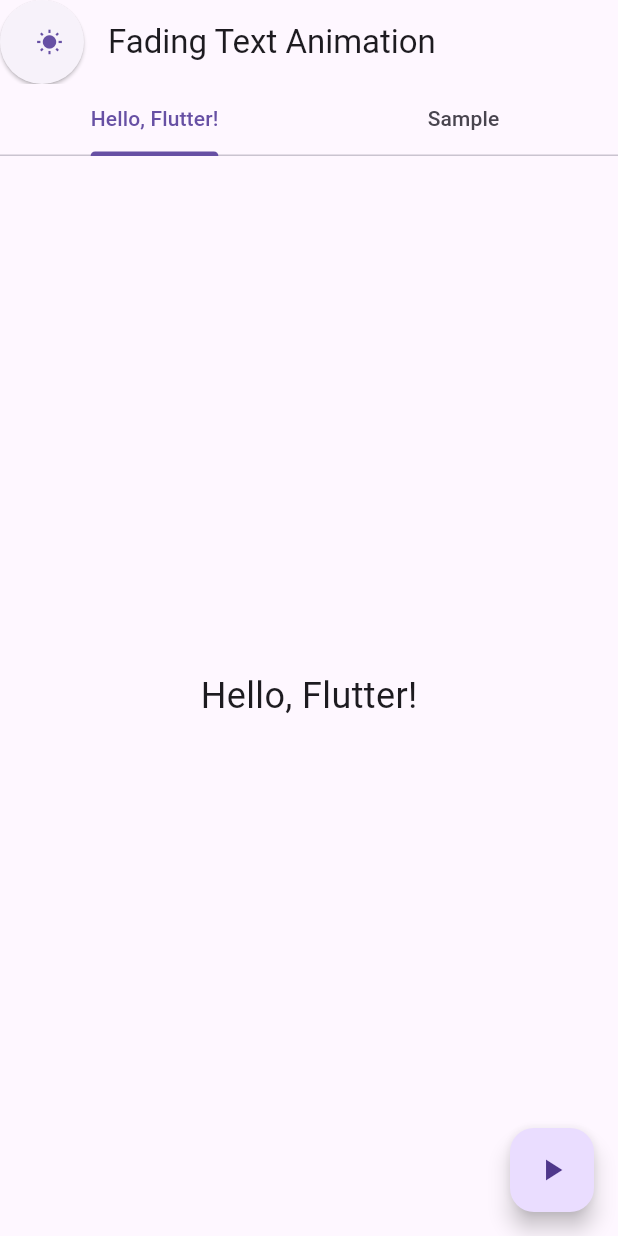
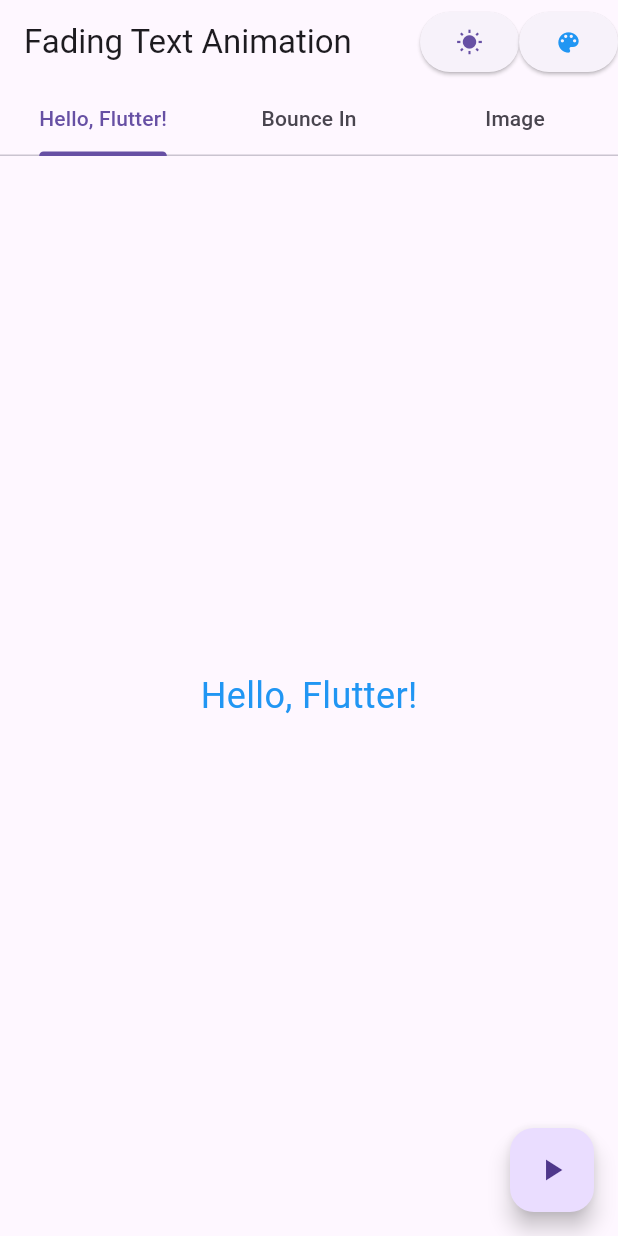
Before and after one commit to TobeyG2003/act8, a Flutter app: the screen it shows after launch, on a phone screen of 412 x 824 dp. Run offline on Flutter 3.47's test engine with Material 3 defaults, Android fonts, the phone set to English and light mode, and no system bars; missing offline and left inert: flex_color_picker.

Commit message:
adds color picker and new tab with image

```diff
--- a/lib/main.dart
+++ b/lib/main.dart
@@ -1,4 +1,5 @@
 import 'package:flutter/material.dart';
+import 'package:flex_color_picker/flex_color_picker.dart';
 
 void main() {
   runApp(MyApp());
@@ -43,6 +44,7 @@ class FadingTextAnimation extends StatefulWidget {
 }
 class _FadingTextAnimationState extends State<FadingTextAnimation> {
   bool _isVisible = true;
+  Color selectedTextColor = Colors.blue;
 
   void toggleVisibility() {
     setState(() {
@@ -54,11 +56,13 @@ class _FadingTextAnimationState extends State<FadingTextAnimation> {
   Widget build(BuildContext context) {
     final isDark = widget.themeMode == ThemeMode.dark;
 
+    bool isSwitched = false;
     return DefaultTabController(
-      length: 2,
+      length: 3,
       child: Scaffold(
         appBar: AppBar(
-          leading: ElevatedButton(
+          actions: <Widget> [
+            ElevatedButton(
             onPressed: () {
               if (isDark) {
                 widget.changeTheme(ThemeMode.light);
@@ -68,11 +72,34 @@ class _FadingTextAnimationState extends State<FadingTextAnimation> {
             },
             child: Icon(widget.themeMode == ThemeMode.dark ? Icons.nightlight_round : Icons.wb_sunny)
           ),
+          ElevatedButton(
+                  onPressed: () async {
+                    final newColor = await showColorPickerDialog(
+                      context,
+                      selectedTextColor,
+                      title: Text('Pick a Color', style: Theme.of(context).textTheme.headlineSmall),
+                      pickersEnabled: const <ColorPickerType, bool>{
+                        ColorPickerType.both: false,
+                        ColorPickerType.primary: true,
+                        ColorPickerType.accent: true,
+                        ColorPickerType.bw: false,
+                        ColorPickerType.custom: true,
+                        ColorPickerType.wheel: true,
+                      },
+                    );
+                    setState(() {
+                      selectedTextColor = newColor;
+                    });
+                  },
+                  child: Icon(Icons.color_lens, color: selectedTextColor),
+                ),
+          ],
           title: const Text('Fading Text Animation'),
           bottom: const TabBar(
             tabs: [
               Tab(text: 'Hello, Flutter!'),
-              Tab(text: 'Sample'),
+              Tab(text: 'Bounce In'),
+              Tab(text: 'Image'),
             ],
           ),
         ),
@@ -82,9 +109,10 @@ class _FadingTextAnimationState extends State<FadingTextAnimation> {
               child: AnimatedOpacity(
                 opacity: _isVisible ? 1.0 : 0.0,
                 duration: const Duration(seconds: 1),
-                child: const Text(
+                curve: Curves.easeInOut,
+                child: Text(
                   'Hello, Flutter!',
-                  style: TextStyle(fontSize: 24),
+                  style: TextStyle(fontSize: 24, color: selectedTextColor),
                 ),
               ),
             ),
@@ -92,11 +120,31 @@ class _FadingTextAnimationState extends State<FadingTextAnimation> {
               child: AnimatedOpacity(
                 opacity: _isVisible ? 1.0 : 0.0,
                 duration: const Duration(seconds: 5),
-                child: const Text(
-                  'Hello, Flutter!',
-                  style: TextStyle(fontSize: 24),
+                curve: Curves.bounceIn,
+                child: Text(
+                  'This Text bounces in',
+                  style: TextStyle(fontSize: 24, color: selectedTextColor),
                 ),
               ),
+            ),
+            Column(
+              mainAxisAlignment: MainAxisAlignment.center,
+              children: [
+                Image.network(
+                  'https://images.steamusercontent.com/ugc/2056503000594664135/4A6CC88DE96CE4779E62810DCE348F5241999F59/?imw=512&&ima=fit&impolicy=Letterbox&imcolor=%23000000&letterbox=false',
+                  width: 300,
+                  height: 300,
+                  fit: BoxFit.cover,
+                ),
+                Switch(
+                  value: isSwitched,
+                  onChanged: (newValue) {
+                  setState(() {
+                  isSwitched = newValue; // Update the state when the switch is toggled
+                });
+              },
+            ),
+              ],
             ),
           ],
         ),
--- a/pubspec.yaml
+++ b/pubspec.yaml
@@ -28,6 +28,7 @@ environment:
 # the latest version available on pub.dev. To see which dependencies have newer
 # versions available, run `flutter pub outdated`.
 dependencies:
+  flex_color_picker: ^3.7.1
   flutter:
     sdk: flutter
 
```
Also changed, not shown: pubspec.lock.
